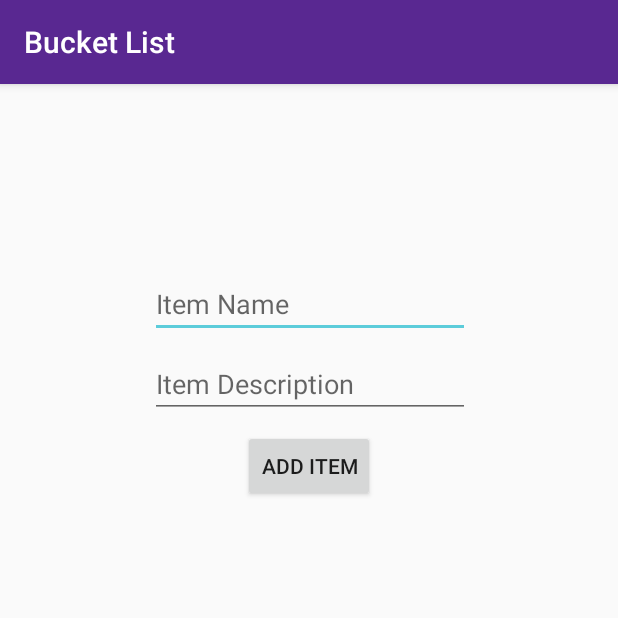
After one commit to AUD-Mobile-App/project-milestone-1-omarica, an Android app: the AddItemActivity screen opened directly, with no data from a screen before it, on a phone screen of 412 x 824 dp, the top half of it. The commit adds this screen. Run offline under Robolectric (Android 15) with nearby library versions, the phone set to English and light mode, and no system bars; our stand-ins replace Firebase (no records; nobody signed in at launch, a user with empty details on screens opened directly).

Commit message:
Populated ListView Dynamically. Added AddItemActivity

```diff
--- a/app/build.gradle
+++ b/app/build.gradle
@@ -19,9 +19,11 @@ android {
 }
 
 dependencies {
+    compile 'com.android.support:design:26.1.0'
     compile 'com.google.firebase:firebase-core:11.8.0'
     compile 'com.google.firebase:firebase-auth:11.8.0'
     compile 'com.google.firebase:firebase-database:11.8.0'
+
     implementation fileTree(dir: 'libs', include: ['*.jar'])
     implementation 'com.android.support:appcompat-v7:26.1.0'
     implementation 'com.android.support.constraint:constraint-layout:1.0.2'
@@ -29,5 +31,7 @@ dependencies {
     androidTestImplementation 'com.android.support.test:runner:1.0.1'
     androidTestImplementation 'com.android.support.test.espresso:espresso-core:3.0.1'
     implementation 'com.android.support:cardview-v7:26.1.0'
+    implementation 'com.squareup.picasso:picasso:2.71828'
+
 }
 apply plugin: 'com.google.gms.google-services'
--- a/app/src/main/AndroidManifest.xml
+++ b/app/src/main/AndroidManifest.xml
@@ -1,7 +1,9 @@
 <?xml version="1.0" encoding="utf-8"?>
 <manifest xmlns:android="http://schemas.android.com/apk/res/android"
           package="com.omarica.bucketlist">
+
     <uses-permission android:name="android.permission.INTERNET"/>
+
     <application
         android:allowBackup="true"
         android:icon="@mipmap/ic_launcher"
@@ -18,6 +20,8 @@
         </activity>
         <activity android:name=".ListActivity">
         </activity>
+        <activity android:name=".AddItemActivity">
+        </activity>
     </application>
 
 </manifest>
--- /dev/null
+++ b/app/src/main/java/com/omarica/bucketlist/AddItemActivity.java
@@ -0,0 +1,52 @@
+package com.omarica.bucketlist;
+
+import android.os.Bundle;
+import android.support.v7.app.AppCompatActivity;
+import android.view.View;
+import android.widget.Button;
+import android.widget.EditText;
+
+import com.google.firebase.auth.FirebaseAuth;
+import com.google.firebase.auth.FirebaseUser;
+import com.google.firebase.database.DatabaseReference;
+import com.google.firebase.database.FirebaseDatabase;
+
+public class AddItemActivity extends AppCompatActivity {
+
+    EditText nameEditText, descriptionEditText;
+    Button addButton;
+    private FirebaseDatabase database;
+    private DatabaseReference myRef;
+    private FirebaseAuth mAuth;
+    private FirebaseUser user;
+
+    @Override
+    protected void onCreate(Bundle savedInstanceState) {
+        super.onCreate(savedInstanceState);
+        setContentView(R.layout.activity_add_item);
+
+        nameEditText = findViewById(R.id.itemNameEditText);
+        descriptionEditText = findViewById(R.id.itemDescriptionEditText);
+        addButton = findViewById(R.id.addButton);
+        mAuth = FirebaseAuth.getInstance();
+        user = mAuth.getCurrentUser();
+        database = FirebaseDatabase.getInstance();
+        myRef = database.getReference("users").child(user.getUid()).push();
+
+        addButton.setOnClickListener(new View.OnClickListener() {
+            @Override
+            public void onClick(View view) {
+
+                myRef.child("name").setValue(nameEditText.getText().toString());
+                myRef.child("description").setValue(descriptionEditText.getText().toString());
+                myRef.child("status").setValue(false);
+                myRef.child("location").setValue("Lat,Lng");
+                myRef.child("imgUrl").setValue("https://cdn-4.nikon-cdn.com/e/Q5NM96RZZo-YRYNeYvAi9beHK4x3L-8h09FYyKWnWU6L2l14O7STBw==/Views/1585_D850_front.png");
+
+                finish();
+            }
+        });
+
+
+    }
+}
--- /dev/null
+++ b/app/src/main/res/layout/activity_add_item.xml
@@ -0,0 +1,54 @@
+<?xml version="1.0" encoding="utf-8"?>
+<android.support.constraint.ConstraintLayout
+    xmlns:android="http://schemas.android.com/apk/res/android"
+    xmlns:app="http://schemas.android.com/apk/res-auto"
+    xmlns:tools="http://schemas.android.com/tools"
+    android:layout_width="match_parent"
+    android:layout_height="match_parent"
+    tools:context="com.omarica.bucketlist.AddItemActivity">
+
+    <EditText
+        android:id="@+id/itemNameEditText"
+        android:layout_width="wrap_content"
+        android:layout_height="wrap_content"
+        android:layout_marginEnd="8dp"
+        android:layout_marginStart="8dp"
+        android:layout_marginTop="124dp"
+        android:ems="10"
+        android:hint="Item Name"
+        android:inputType="textPersonName"
+        app:layout_constraintEnd_toEndOf="parent"
+        app:layout_constraintHorizontal_bias="0.503"
+        app:layout_constraintStart_toStartOf="parent"
+        app:layout_constraintTop_toTopOf="parent"/>
+
+    <EditText
+        android:id="@+id/itemDescriptionEditText"
+        android:layout_width="wrap_content"
+        android:layout_height="wrap_content"
+        android:layout_marginEnd="8dp"
+        android:layout_marginStart="8dp"
+        android:layout_marginTop="8dp"
+        android:ems="10"
+        android:hint="Item Description"
+        android:inputType="textPersonName"
+        app:layout_constraintEnd_toEndOf="parent"
+        app:layout_constraintHorizontal_bias="0.503"
+        app:layout_constraintStart_toStartOf="parent"
+        app:layout_constraintTop_toBottomOf="@+id/itemNameEditText"/>
+
+    <Button
+        android:id="@+id/addButton"
+        android:layout_width="wrap_content"
+        android:layout_height="wrap_content"
+        android:layout_marginBottom="8dp"
+        android:layout_marginEnd="8dp"
+        android:layout_marginStart="8dp"
+        android:layout_marginTop="8dp"
+        android:text="Add Item"
+        app:layout_constraintBottom_toBottomOf="parent"
+        app:layout_constraintEnd_toEndOf="parent"
+        app:layout_constraintStart_toStartOf="parent"
+        app:layout_constraintTop_toBottomOf="@+id/itemDescriptionEditText"
+        app:layout_constraintVertical_bias="0.0"/>
+</android.support.constraint.ConstraintLayout>
--- a/app/src/main/res/layout/activity_login.xml
+++ b/app/src/main/res/layout/activity_login.xml
@@ -18,6 +18,7 @@
         android:ems="10"
         android:hint="Email"
         android:inputType="textPersonName"
+        android:text="omar.emara@mymail.aud.edu"
         app:layout_constraintEnd_toEndOf="parent"
         app:layout_constraintHorizontal_bias="0.503"
         app:layout_constraintStart_toStartOf="parent"
@@ -34,6 +35,7 @@
         android:ems="10"
         android:hint="Password"
         android:inputType="textPassword"
+        android:text="123456"
         app:layout_constraintBottom_toTopOf="@+id/loginButton"
         app:layout_constraintEnd_toEndOf="parent"
         app:layout_constraintHorizontal_bias="0.503"
```
Also changed, not shown: app/src/main/java/com/omarica/bucketlist/BucketItem.java (added, +78 -0 lines), app/src/main/java/com/omarica/bucketlist/ListActivity.java (+97 -4 lines), app/src/main/java/com/omarica/bucketlist/ListAdapter.java (added, +66 -0 lines), app/src/main/java/com/omarica/bucketlist/LoginActivity.java (+1 -8 lines), app/src/main/res/layout/activity_list.xml (+36 -5 lines), app/src/main/res/layout/list_item.xml (added, +35 -0 lines).
